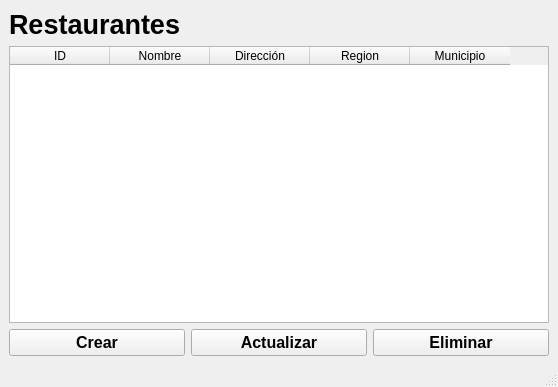
This is plantillas/restaurantes.ui in JhoanCarvajal/pdf as Qt 5 draws it before an edit. The edited form follows.
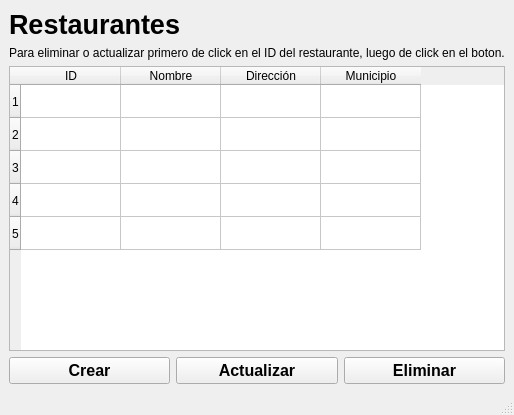
This is the edited form.

Commit message: cambios en la base de datos se temino el actualizar restaurante

Patch:
```diff
--- a/plantillas/restaurantes.ui
+++ b/plantillas/restaurantes.ui
@@ -6,8 +6,8 @@
    <rect>
     <x>0</x>
     <y>0</y>
-    <width>558</width>
-    <height>387</height>
+    <width>463</width>
+    <height>415</height>
    </rect>
   </property>
   <property name="windowTitle">
@@ -17,6 +17,48 @@
    <layout class="QGridLayout" name="gridLayout_2">
     <item row="0" column="0">
      <layout class="QGridLayout" name="gridLayout">
+      <item row="3" column="1">
+       <widget class="QPushButton" name="btn_actualizar">
+        <property name="font">
+         <font>
+          <pointsize>12</pointsize>
+          <weight>75</weight>
+          <bold>true</bold>
+         </font>
+        </property>
+        <property name="text">
+         <string>Actualizar</string>
+        </property>
+       </widget>
+      </item>
+      <item row="3" column="0">
+       <widget class="QPushButton" name="btn_crear">
+        <property name="font">
+         <font>
+          <pointsize>12</pointsize>
+          <weight>75</weight>
+          <bold>true</bold>
+         </font>
+        </property>
+        <property name="text">
+         <string>Crear</string>
+        </property>
+       </widget>
+      </item>
+      <item row="3" column="2">
+       <widget class="QPushButton" name="btn_eliminar">
+        <property name="font">
+         <font>
+          <pointsize>12</pointsize>
+          <weight>75</weight>
+          <bold>true</bold>
+         </font>
+        </property>
+        <property name="text">
+         <string>Eliminar</string>
+        </property>
+       </widget>
+      </item>
       <item row="0" column="0" colspan="3">
        <widget class="QLabel" name="label">
         <property name="font">
@@ -31,8 +73,64 @@
         </property>
        </widget>
       </item>
-      <item row="1" column="0" colspan="3">
+      <item row="2" column="0" colspan="3">
        <widget class="QTableWidget" name="table_restaurantes">
+        <property name="sizePolicy">
+         <sizepolicy hsizetype="Expanding" vsizetype="Expanding">
+          <horstretch>0</horstretch>
+          <verstretch>0</verstretch>
+         </sizepolicy>
+        </property>
+        <property name="sizeIncrement">
+         <size>
+          <width>0</width>
+          <height>0</height>
+         </size>
+        </property>
+        <property name="lineWidth">
+         <number>1</number>
+        </property>
+        <property name="sizeAdjustPolicy">
+         <enum>QAbstractScrollArea::AdjustIgnored</enum>
+        </property>
+        <property name="editTriggers">
+         <set>QAbstractItemView::NoEditTriggers</set>
+        </property>
+        <property name="selectionMode">
+         <enum>QAbstractItemView::SingleSelection</enum>
+        </property>
+        <property name="showGrid">
+         <bool>true</bool>
+        </property>
+        <property name="gridStyle">
+         <enum>Qt::SolidLine</enum>
+        </property>
+        <property name="sortingEnabled">
+         <bool>false</bool>
+        </property>
+        <property name="wordWrap">
+         <bool>true</bool>
+        </property>
+        <property name="rowCount">
+         <number>5</number>
+        </property>
+        <attribute name="horizontalHeaderVisible">
+         <bool>true</bool>
+        </attribute>
+        <attribute name="horizontalHeaderCascadingSectionResizes">
+         <bool>false</bool>
+        </attribute>
+        <attribute name="horizontalHeaderMinimumSectionSize">
+         <number>39</number>
+        </attribute>
+        <attribute name="verticalHeaderDefaultSectionSize">
+         <number>33</number>
+        </attribute>
+        <row/>
+        <row/>
+        <row/>
+        <row/>
+        <row/>
         <column>
          <property name="text">
           <string>ID</string>
@@ -48,11 +146,6 @@
           <string>Dirección</string>
          </property>
         </column>
-        <column>
-         <property name="text">
-          <string>Region</string>
-         </property>
-        </column>
         <column>
          <property name="text">
           <string>Municipio</string>
@@ -60,45 +153,10 @@
         </column>
        </widget>
       </item>
-      <item row="2" column="0">
-       <widget class="QPushButton" name="btn_crear">
-        <property name="font">
-         <font>
-          <pointsize>12</pointsize>
-          <weight>75</weight>
-          <bold>true</bold>
-         </font>
-        </property>
+      <item row="1" column="0" colspan="3">
+       <widget class="QLabel" name="label_2">
         <property name="text">
-         <string>Crear</string>
-        </property>
-       </widget>
-      </item>
-      <item row="2" column="1">
-       <widget class="QPushButton" name="btn_actualizar">
-        <property name="font">
-         <font>
-          <pointsize>12</pointsize>
-          <weight>75</weight>
-          <bold>true</bold>
-         </font>
-        </property>
-        <property name="text">
-         <string>Actualizar</string>
-        </property>
-       </widget>
-      </item>
-      <item row="2" column="2">
-       <widget class="QPushButton" name="btn_eliminar">
-        <property name="font">
-         <font>
-          <pointsize>12</pointsize>
-          <weight>75</weight>
-          <bold>true</bold>
-         </font>
-        </property>
-        <property name="text">
-         <string>Eliminar</string>
+         <string>Para eliminar o actualizar primero de click en el ID del restaurante, luego de click en el boton.</string>
         </property>
        </widget>
       </item>
```
The commit also changes 14 other files.
